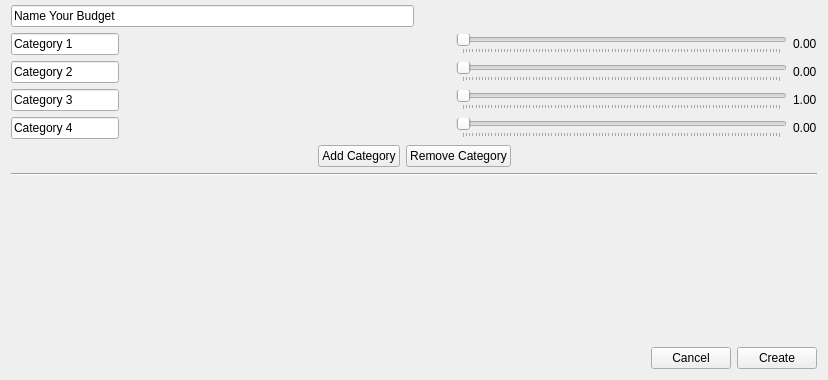
abutlerboudakian/future_wallet, file Application/Application/InputBudget.ui: the form before one commit; both pictures show x 0 to 828 and y 200 to 580 of the 828 by 580 pixel window.
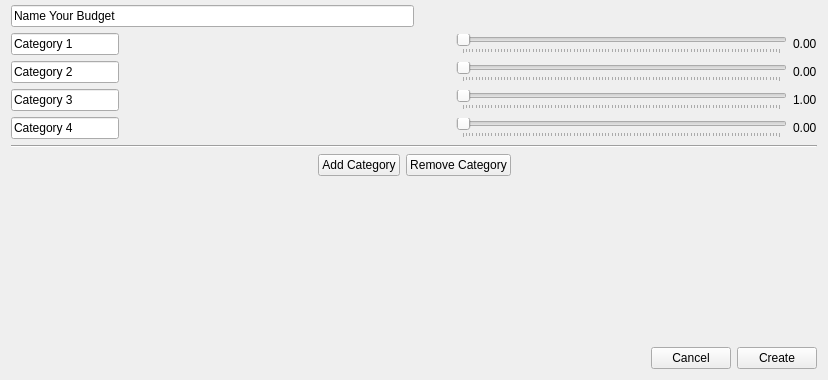
The form after the commit.

Commit message: Create function to get slider value and divide by 100

Diff of the .ui file:
```diff
--- a/Application/Application/InputBudget.ui
+++ b/Application/Application/InputBudget.ui
@@ -298,8 +298,21 @@
            </item>
           </layout>
          </item>
+        </layout>
+       </item>
+      </layout>
+     </item>
          <item>
-          <layout class="QHBoxLayout" name="horizontalLayout_2">
+      <widget class="Line" name="line">
+       <property name="orientation">
+        <enum>Qt::Horizontal</enum>
+       </property>
+      </widget>
+     </item>
+     <item>
+      <layout class="QHBoxLayout" name="horizontalLayout_10">
+       <item>
+        <layout class="QHBoxLayout" name="buttons">
            <item>
             <spacer name="horizontalSpacer">
              <property name="orientation">
@@ -343,15 +356,6 @@
           </layout>
          </item>
         </layout>
-       </item>
-      </layout>
-     </item>
-     <item>
-      <widget class="Line" name="line">
-       <property name="orientation">
-        <enum>Qt::Horizontal</enum>
-       </property>
-      </widget>
      </item>
      <item>
       <spacer name="verticalSpacer">
```
Lines whose indentation alone changed are shown as unchanged. The commit also changes 2 other files.
